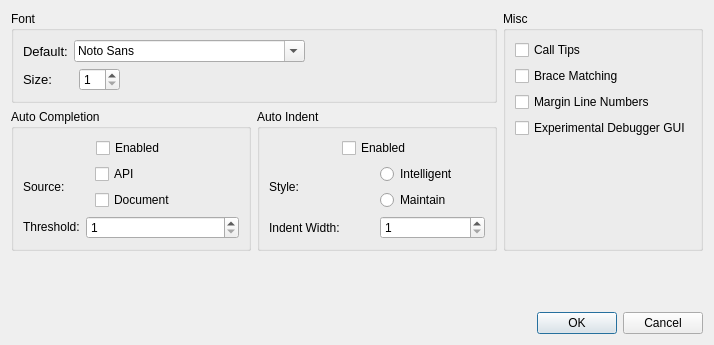
First picture: the form in ui/EditorSettingsDialog.ui, repository kipr/kiss, before the edit.
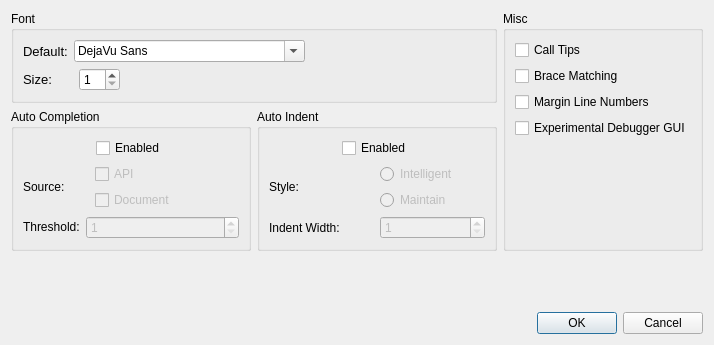
Second picture: the form after the edit.

Commit message: Fixed enable/disable issue in settings dialog

```diff
--- a/ui/EditorSettingsDialog.ui
+++ b/ui/EditorSettingsDialog.ui
@@ -53,7 +53,7 @@
           </property>
           <property name="currentFont">
            <font>
-            <family>Academy Engraved LET</family>
+            <family>DejaVu Sans</family>
             <pointsize>14</pointsize>
             <weight>50</weight>
             <bold>false</bold>
@@ -242,6 +242,9 @@
          <layout class="QVBoxLayout">
           <item>
            <widget class="QCheckBox" name="ui_autoCompletionAPISourceCheckBox">
+            <property name="enabled">
+             <bool>false</bool>
+            </property>
             <property name="text">
              <string>API</string>
             </property>
@@ -249,6 +252,9 @@
           </item>
           <item>
            <widget class="QCheckBox" name="ui_autoCompletionDocumentSourceCheckBox">
+            <property name="enabled">
+             <bool>false</bool>
+            </property>
             <property name="text">
              <string>Document</string>
             </property>
@@ -275,6 +281,9 @@
         </item>
         <item>
          <widget class="QSpinBox" name="ui_autoCompletionThresholdSpinBox">
+          <property name="enabled">
+           <bool>false</bool>
+          </property>
           <property name="minimum">
            <number>1</number>
           </property>
@@ -350,6 +359,9 @@
          <layout class="QVBoxLayout">
           <item>
            <widget class="QRadioButton" name="ui_autoIndentIntelligentStyleRadioButton">
+            <property name="enabled">
+             <bool>false</bool>
+            </property>
             <property name="text">
              <string>Intelligent</string>
             </property>
@@ -357,6 +369,9 @@
           </item>
           <item>
            <widget class="QRadioButton" name="ui_autoIndentMaintainStyleRadioButton">
+            <property name="enabled">
+             <bool>false</bool>
+            </property>
             <property name="text">
              <string>Maintain</string>
             </property>
@@ -377,6 +392,9 @@
         </item>
         <item>
          <widget class="QSpinBox" name="ui_autoIndentWidthSpinBox">
+          <property name="enabled">
+           <bool>false</bool>
+          </property>
           <property name="minimum">
            <number>1</number>
           </property>
```
Left out of the diff: 6 changed lines with no effect on the pictures.
